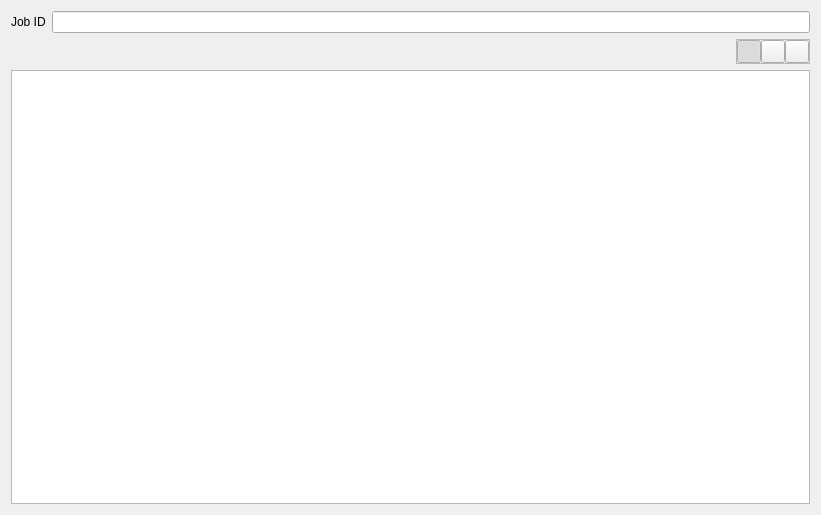
Qt form src/plugins/loadleveler_monitor/widgets/job_detail_widget.ui (cemc-oper/nwpc-monitor-app) before a commit.
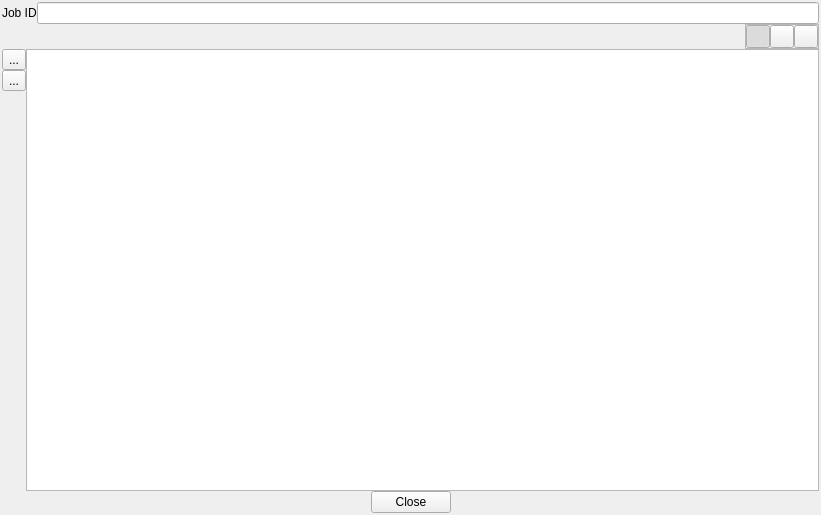
The same form after that commit. The open tabs and pages were chosen to show the change. Icons and pictures are not drawn.

```diff
--- a/src/plugins/loadleveler_monitor/widgets/job_detail_widget.ui
+++ b/src/plugins/loadleveler_monitor/widgets/job_detail_widget.ui
@@ -14,6 +14,21 @@
    <string>Loadleveler Job Detail Viewer</string>
   </property>
   <layout class="QGridLayout" name="gridLayout_2">
+   <property name="leftMargin">
+    <number>2</number>
+   </property>
+   <property name="topMargin">
+    <number>2</number>
+   </property>
+   <property name="rightMargin">
+    <number>2</number>
+   </property>
+   <property name="bottomMargin">
+    <number>2</number>
+   </property>
+   <property name="spacing">
+    <number>0</number>
+   </property>
    <item row="0" column="0">
     <layout class="QHBoxLayout" name="horizontalLayout">
      <item>
@@ -151,7 +166,58 @@
        <property name="bottomMargin">
         <number>0</number>
        </property>
+       <property name="spacing">
+        <number>0</number>
+       </property>
        <item row="0" column="0">
+        <layout class="QVBoxLayout" name="verticalLayout">
+         <property name="spacing">
+          <number>0</number>
+         </property>
+         <item>
+          <widget class="QToolButton" name="scroll_to_end_button">
+           <property name="text">
+            <string>...</string>
+           </property>
+           <property name="icon">
+            <iconset resource="../../core_plugin/core.qrc">
+             <normaloff>:/core/images/go-jump-locationbar.png</normaloff>:/core/images/go-jump-locationbar.png</iconset>
+           </property>
+           <property name="checkable">
+            <bool>true</bool>
+           </property>
+          </widget>
+         </item>
+         <item>
+          <widget class="QToolButton" name="line_wrap_tool_button">
+           <property name="text">
+            <string>...</string>
+           </property>
+           <property name="icon">
+            <iconset resource="../../core_plugin/core.qrc">
+             <normaloff>:/core/images/scroll-to-end.png</normaloff>:/core/images/scroll-to-end.png</iconset>
+           </property>
+           <property name="checkable">
+            <bool>true</bool>
+           </property>
+          </widget>
+         </item>
+         <item>
+          <spacer name="verticalSpacer">
+           <property name="orientation">
+            <enum>Qt::Vertical</enum>
+           </property>
+           <property name="sizeHint" stdset="0">
+            <size>
+             <width>20</width>
+             <height>40</height>
+            </size>
+           </property>
+          </spacer>
+         </item>
+        </layout>
+       </item>
+       <item row="0" column="1">
         <widget class="QTextBrowser" name="output_text_browser"/>
        </item>
       </layout>
@@ -179,6 +245,43 @@
      </widget>
     </widget>
    </item>
+   <item row="3" column="0">
+    <layout class="QHBoxLayout" name="horizontalLayout_3">
+     <item>
+      <spacer name="horizontalSpacer_2">
+       <property name="orientation">
+        <enum>Qt::Horizontal</enum>
+       </property>
+       <property name="sizeHint" stdset="0">
+        <size>
+         <width>40</width>
+         <height>20</height>
+        </size>
+       </property>
+      </spacer>
+     </item>
+     <item>
+      <widget class="QPushButton" name="close_button">
+       <property name="text">
+        <string>Close</string>
+       </property>
+      </widget>
+     </item>
+     <item>
+      <spacer name="horizontalSpacer_3">
+       <property name="orientation">
+        <enum>Qt::Horizontal</enum>
+       </property>
+       <property name="sizeHint" stdset="0">
+        <size>
+         <width>40</width>
+         <height>20</height>
+        </size>
+       </property>
+      </spacer>
+     </item>
+    </layout>
+   </item>
   </layout>
   <action name="action_output_style">
    <property name="checkable">
```
Left out of the diff: 42 changed lines with no effect on the pictures.
